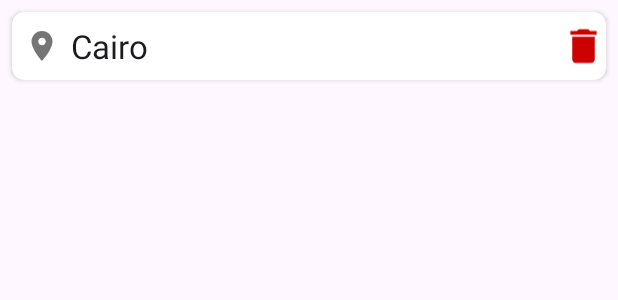
After one commit to khaledeid1k/Weather_Forecast, an Android app: the layout favorite_item.xml on its own in the app's theme, with its tools: preview values and no code run, on a phone screen of 412 x 824 dp. The commit adds this screen. Shown: the top 300 px of the screen. Run offline under Robolectric (Android 15) with nearby library versions, the phone set to English and light mode, and no system bars; network calls fail.

Commit message:
add favorite feature

```diff
--- /dev/null
+++ b/app/src/main/java/com/kh/mo/weatherforecast/model/ui/Favorite.kt
@@ -0,0 +1,5 @@
+package com.kh.mo.weatherforecast.model.ui
+
+data class Favorite(
+    val nameOfCity: String
+)
--- /dev/null
+++ b/app/src/main/res/drawable/delete.xml
@@ -0,0 +1,5 @@
+<vector android:height="30dp" android:tint="@android:color/holo_red_dark"
+    android:viewportHeight="24" android:viewportWidth="24"
+    android:width="30dp" xmlns:android="http://schemas.android.com/apk/res/android">
+    <path android:fillColor="@android:color/holo_red_dark" android:pathData="M6,19c0,1.1 0.9,2 2,2h8c1.1,0 2,-0.9 2,-2V7H6v12zM19,4h-3.5l-1,-1h-5l-1,1H5v2h14V4z"/>
+</vector>
--- /dev/null
+++ b/app/src/main/res/drawable/location.xml
@@ -0,0 +1,5 @@
+<vector android:height="24dp" android:tint="?attr/colorPrimary"
+    android:viewportHeight="24" android:viewportWidth="24"
+    android:width="24dp" xmlns:android="http://schemas.android.com/apk/res/android">
+    <path android:fillColor="?attr/colorPrimary" android:pathData="M12,2C8.13,2 5,5.13 5,9c0,5.25 7,13 7,13s7,-7.75 7,-13c0,-3.87 -3.13,-7 -7,-7zM12,11.5c-1.38,0 -2.5,-1.12 -2.5,-2.5s1.12,-2.5 2.5,-2.5 2.5,1.12 2.5,2.5 -1.12,2.5 -2.5,2.5z"/>
+</vector>
--- /dev/null
+++ b/app/src/main/res/layout/favorite_item.xml
@@ -0,0 +1,65 @@
+<?xml version="1.0" encoding="utf-8"?>
+<layout xmlns:android="http://schemas.android.com/apk/res/android"
+    xmlns:app="http://schemas.android.com/apk/res-auto"
+    xmlns:tools="http://schemas.android.com/tools">
+
+
+    <data>
+
+        <variable
+            name="favorite"
+            type="com.kh.mo.weatherforecast.model.ui.Favorite" />
+
+        <variable
+            name="listener"
+            type="com.kh.mo.weatherforecast.ui.favorites.FavouriteAdapter.FavouriteListener" />
+
+    </data>
+
+    <androidx.cardview.widget.CardView
+        android:layout_width="match_parent"
+        android:layout_height="wrap_content"
+
+        android:layout_marginHorizontal="@dimen/margin_8"
+        android:layout_marginVertical="@dimen/margin_8"
+        app:cardCornerRadius="@dimen/radius_8"
+
+        >
+
+        <androidx.constraintlayout.widget.ConstraintLayout
+            android:layout_width="match_parent"
+            android:layout_height="match_parent">
+
+            <TextView
+                style="@style/TextAppearance.Material3.TitleLarge"
+                android:layout_width="0dp"
+                android:layout_height="wrap_content"
+                android:drawablePadding="@dimen/padding_16"
+                android:maxLines="1"
+                android:ellipsize="end"
+                android:padding="@dimen/padding_8"
+                android:onClick="@{() -> listener.onClickFavourite(favorite)}"
+
+                android:paddingEnd="@dimen/margin_8"
+                android:text="@{favorite.nameOfCity}"
+                app:drawableStartCompat="@drawable/location"
+                app:layout_constraintEnd_toStartOf="@+id/delete_favorite"
+                app:layout_constraintStart_toStartOf="parent"
+                app:layout_constraintTop_toTopOf="parent"
+                tools:text="Cairo" />
+
+            <ImageView
+                android:id="@+id/delete_favorite"
+                android:layout_width="wrap_content"
+                android:layout_height="0dp"
+                android:src="@drawable/delete"
+                android:onClick="@{() -> listener.deleteFavourite(favorite)}"
+
+                app:layout_constraintBottom_toBottomOf="parent"
+                app:layout_constraintEnd_toEndOf="parent"
+                app:layout_constraintTop_toTopOf="parent" />
+
+        </androidx.constraintlayout.widget.ConstraintLayout>
+
+    </androidx.cardview.widget.CardView>
+</layout>
```
Also changed, not shown: app/src/main/java/com/kh/mo/weatherforecast/local/db/WeatherDao.kt (+17 -11 lines), app/src/main/java/com/kh/mo/weatherforecast/local/db/WeatherDataBase.kt (+4 -3 lines), app/src/main/java/com/kh/mo/weatherforecast/model/Favorite.kt (deleted, +0 -11 lines), app/src/main/java/com/kh/mo/weatherforecast/model/entity/FavoriteEntity.kt (added, +25 -0 lines), app/src/main/java/com/kh/mo/weatherforecast/repo/mapper/mapper.kt (+50 -0 lines), app/src/main/java/com/kh/mo/weatherforecast/ui/favorites/FavoriteViewModelFactory.kt (added, +17 -0 lines), app/src/main/java/com/kh/mo/weatherforecast/ui/favorites/FavouriteAdapter.kt (added, +80 -0 lines), app/src/main/java/com/kh/mo/weatherforecast/ui/favorites/FavouriteFragment.kt (+88 -5 lines), app/src/main/java/com/kh/mo/weatherforecast/ui/favorites/FavouriteViewModel.kt (added, +68 -0 lines), app/src/main/res/layout/fragment_favourite.xml (+43 -8 lines), app/src/main/res/navigation/nav_grav.xml (+23 -3 lines).
